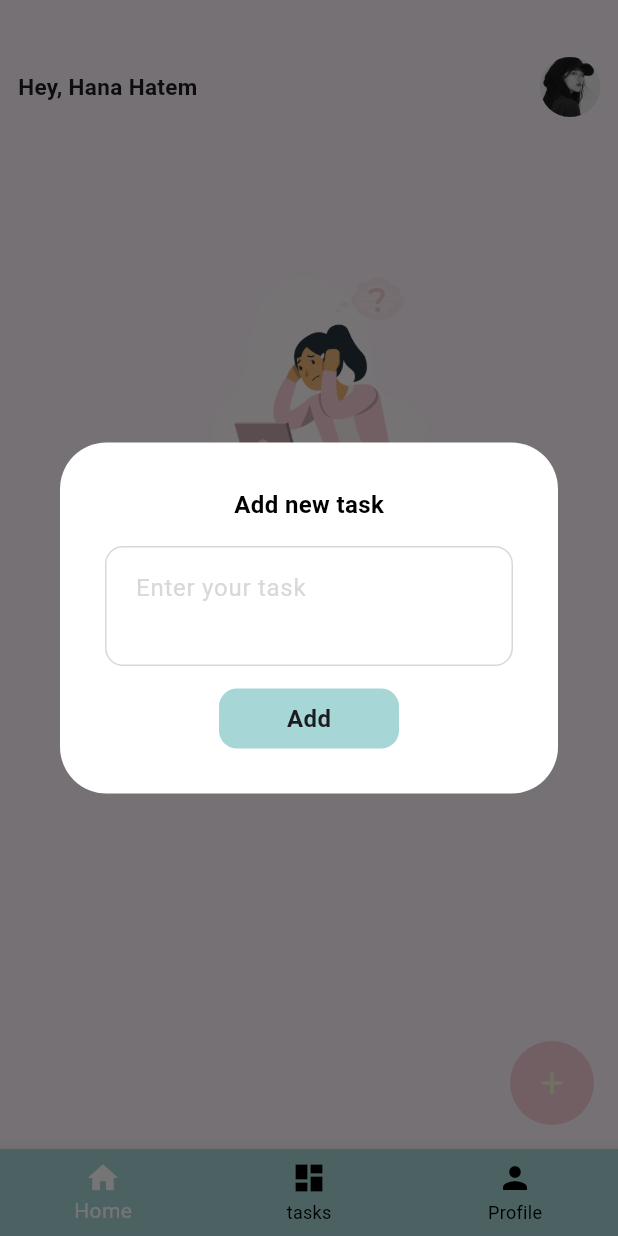
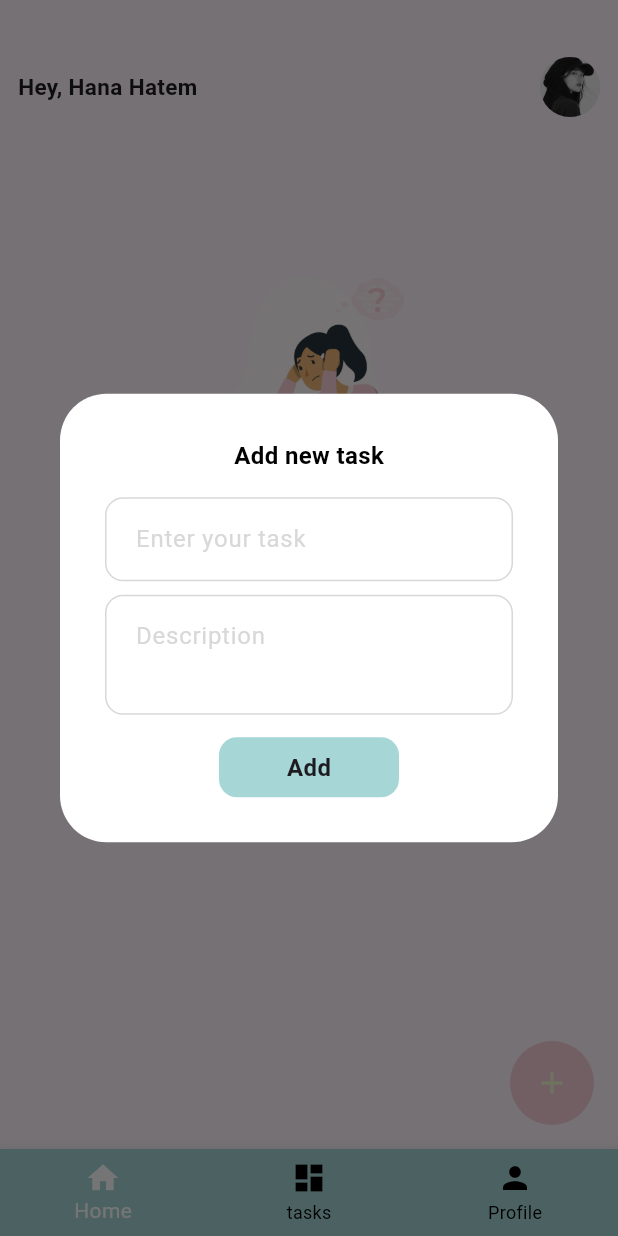
Before and after one commit to hanahatem1/todoApp, a Flutter app: the screen it shows after launch, after a tap on the "add" icon, on a phone screen of 412 x 824 dp. Run offline on Flutter 3.47's test engine with Material 3 defaults, Android fonts, the phone set to English and light mode, and no system bars.

Commit message:
add daesrption

```diff
--- /dev/null
+++ b/lib/home/data/models/task_model.dart
@@ -0,0 +1,6 @@
+class TaskModel {
+  final String title;
+  final String description;
+
+  TaskModel({required this.title, required this.description});
+}
--- a/lib/home/views/home_page.dart
+++ b/lib/home/presentation/views/home_page.dart
@@ -1,8 +1,9 @@
 import 'package:flutter/material.dart';
-import 'package:to_do_app/home/widgets/add_button.dart';
-import 'package:to_do_app/home/widgets/list_view_note.dart';
-import 'package:to_do_app/home/widgets/no_tasks_yet.dart';
-import 'package:to_do_app/home/widgets/tasks_widget.dart';
+import 'package:to_do_app/home/data/models/task_model.dart';
+import 'package:to_do_app/home/presentation/widgets/add_button.dart';
+import 'package:to_do_app/home/presentation/widgets/list_view_note.dart';
+import 'package:to_do_app/home/presentation/widgets/no_tasks_yet.dart';
+import 'package:to_do_app/home/presentation/widgets/tasks_widget.dart';
 
 class HomePage extends StatefulWidget {
   const HomePage({super.key});
@@ -12,9 +13,9 @@ class HomePage extends StatefulWidget {
 }
 
 class _HomePageState extends State<HomePage> {
-   List<String> tasks = [];
+   List<TaskModel> tasks = [];
 
-  void _addTask(String task) {
+  void _addTask(TaskModel task) {
     setState(() {
       tasks.add(task);
     });
--- a/lib/home/widgets/add_button.dart
+++ b/lib/home/presentation/widgets/add_button.dart
@@ -1,10 +1,11 @@
 import 'package:flutter/material.dart';
 import 'package:to_do_app/constant/colors.dart';
-import 'package:to_do_app/home/widgets/add_dialog.dart';
+import 'package:to_do_app/home/data/models/task_model.dart';
+import 'package:to_do_app/home/presentation/widgets/add_dialog.dart';
 
 class AddButton extends StatelessWidget {
   const AddButton({super.key, required this.onTaskAdded});
- final Function(String) onTaskAdded;
+ final Function(TaskModel) onTaskAdded;
   @override
   Widget build(BuildContext context) {
     return FloatingActionButton(
--- a/lib/home/widgets/add_dialog.dart
+++ b/lib/home/presentation/widgets/add_dialog.dart
@@ -1,8 +1,9 @@
 import 'package:flutter/material.dart';
 import 'package:to_do_app/constant/colors.dart';
+import 'package:to_do_app/home/data/models/task_model.dart';
 
 class AddDialog extends StatefulWidget {
-  final Function(String) onTaskAdded;
+  final Function(TaskModel) onTaskAdded;
 
   const AddDialog({super.key, required this.onTaskAdded});
 
@@ -12,6 +13,7 @@ class AddDialog extends StatefulWidget {
 
 class _AddDialogState extends State<AddDialog> {
     TextEditingController _controller = TextEditingController();
+    TextEditingController _twocontroller = TextEditingController();
   @override
   Widget build(BuildContext context) {
     return Dialog(
@@ -34,7 +36,7 @@ class _AddDialogState extends State<AddDialog> {
             const SizedBox(height: 16),
             TextField(
               controller: _controller,
-              maxLines: 2,
+              maxLines: 1,
               cursorColor: AppColors.greyColor,
               decoration: InputDecoration(
                 focusedBorder: OutlineInputBorder(
@@ -47,15 +49,35 @@ class _AddDialogState extends State<AddDialog> {
                 hintStyle: TextStyle(color: AppColors.greyColor),
               ),
             ),
+            const SizedBox(height: 9,),
+            TextField(
+              controller: _twocontroller,
+              maxLines: 2,
+              cursorColor: AppColors.greyColor,
+              decoration: InputDecoration(
+                focusedBorder: OutlineInputBorder(
+                    borderSide: BorderSide(color: AppColors.greyColor),
+                    borderRadius: BorderRadius.circular(12)),
+                enabledBorder: OutlineInputBorder(
+                    borderSide: BorderSide(color: AppColors.greyColor),
+                    borderRadius: BorderRadius.circular(12)),
+                hintText: " Description",
+                hintStyle: TextStyle(color: AppColors.greyColor),
+              ),
+            ),
             const SizedBox(
               height: 15,
             ),
             Center(
               child: GestureDetector(
-                onTap: (){
-                   widget.onTaskAdded(_controller.text);
-                  Navigator.pop(context);
-                },
+                onTap: () {
+                final task = TaskModel(
+                  title: _controller.text,
+                  description: _twocontroller.text,
+                );
+                widget.onTaskAdded(task);
+                Navigator.pop(context);
+              },
                 child: Container(
                   height: 40,
                   width: 120,
--- a/lib/home/widgets/home_screen_navigate.dart
+++ b/lib/home/presentation/widgets/home_screen_navigate.dart
@@ -1,7 +1,7 @@
 import 'package:flutter/material.dart';
 import 'package:to_do_app/constant/colors.dart';
-import 'package:to_do_app/home/views/home_page.dart';
-import 'package:to_do_app/home/widgets/bottom_navigation_bar.dart';
+import 'package:to_do_app/home/presentation/views/home_page.dart';
+import 'package:to_do_app/home/presentation/widgets/bottom_navigation_bar.dart';
 import 'package:to_do_app/profile/profile_view.dart';
 import 'package:to_do_app/tasks/task_view.dart';
 
--- a/lib/home/widgets/list_view_note.dart
+++ b/lib/home/presentation/widgets/list_view_note.dart
@@ -1,8 +1,9 @@
 import 'package:flutter/material.dart';
-import 'package:to_do_app/home/widgets/list_view_note_item.dart';
+import 'package:to_do_app/home/data/models/task_model.dart';
+import 'package:to_do_app/home/presentation/widgets/list_view_note_item.dart';
 
 class ListViewNote extends StatelessWidget {
-  final List<String> tasks;
+  final List<TaskModel> tasks;
 
   const ListViewNote({super.key, required this.tasks});
 
--- a/lib/home/widgets/tasks_widget.dart
+++ b/lib/home/presentation/widgets/tasks_widget.dart
@@ -1,10 +1,11 @@
 import 'package:flutter/material.dart';
 import 'package:to_do_app/constant/colors.dart';
-import 'package:to_do_app/home/widgets/list_view_note.dart';
+import 'package:to_do_app/home/data/models/task_model.dart';
+import 'package:to_do_app/home/presentation/widgets/list_view_note.dart';
 
 class TasksWidget extends StatelessWidget {
   const TasksWidget({super.key, required this.tasks});
-final List<String> tasks;
+final List<TaskModel> tasks;
   @override
   Widget build(BuildContext context) {
     return Column(
--- a/lib/main.dart
+++ b/lib/main.dart
@@ -1,5 +1,5 @@
 import 'package:flutter/material.dart';
-import 'package:to_do_app/home/widgets/home_screen_navigate.dart';
+import 'package:to_do_app/home/presentation/widgets/home_screen_navigate.dart';
 
 void main() {
   runApp(const MyApp());
--- a/pubspec.yaml
+++ b/pubspec.yaml
@@ -34,6 +34,7 @@ dependencies:
   # The following adds the Cupertino Icons font to your application.
   # Use with the CupertinoIcons class for iOS style icons.
   cupertino_icons: ^1.0.8
+  table_calendar: ^3.2.0
 
 dev_dependencies:
   flutter_test:
```
Also changed, not shown: lib/home/presentation/widgets/list_view_note_item.dart (added, +49 -0 lines), lib/home/widgets/list_view_note_item.dart (deleted, +0 -38 lines), lib/home/presentation/widgets/bottom_navigation_bar.dart (renamed from lib/home/widgets/bottom_navigation_bar.dart), lib/home/presentation/widgets/no_tasks_yet.dart (renamed from lib/home/widgets/no_tasks_yet.dart), pubspec.lock.
